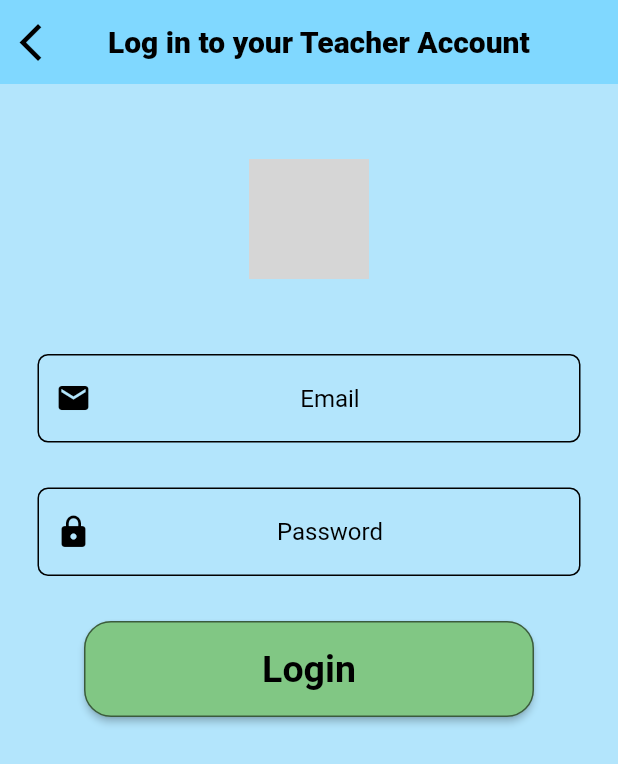
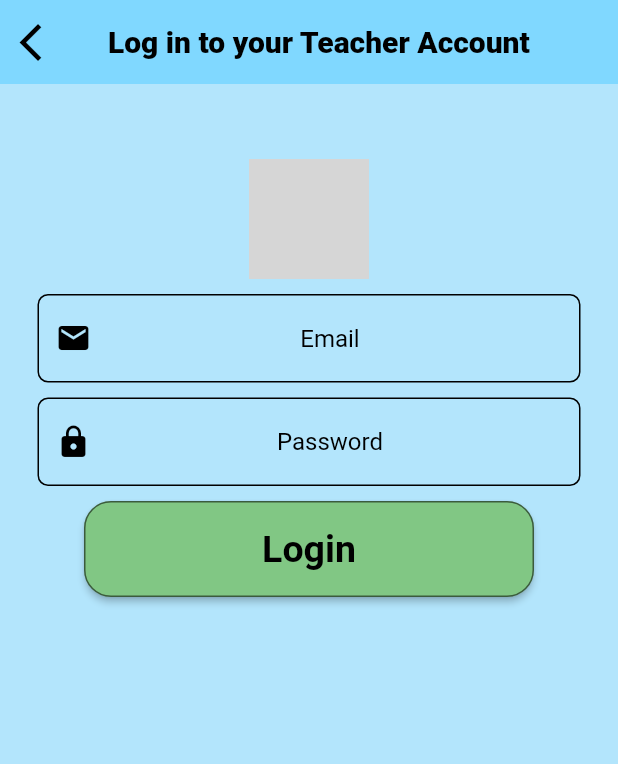
Before and after one commit to SarahChane98/cz3003_infinity_towers, a Flutter app: the screen it shows after launch, after a tap on "Instructor Mode", on a phone screen of 412 x 824 dp. Shown: the top 764 px of the screen. Run offline on Flutter 3.47's test engine with Material 2 defaults, Android fonts, the phone set to English and light mode, and no system bars; our stand-ins replace cloud_firestore, dio, firebase_auth, firebase_core, image_picker, share_plus; missing offline and left inert: linkedin_login; accounts and stored records are empty; grey boxes are pictures that could not be loaded.

Commit message:
Created FB login button, added edit buttons on ProfilePage and changed Share message for Challenge mode

```diff
--- a/lib/screens/Login_Screen.dart
+++ b/lib/screens/Login_Screen.dart
@@ -89,7 +89,7 @@ class _LoginScreenState extends State<LoginScreen> {
                               width: 80,
                               child: Image.asset('assets/tower.png'),
                             ),
-                            SizedBox(height: 50),
+                            SizedBox(height: 10),
                             TextFormField(
                               keyboardType: TextInputType.emailAddress,
                               onChanged: (value) {
@@ -109,7 +109,7 @@ class _LoginScreenState extends State<LoginScreen> {
                                 ),
                               ),
                             ),
-                            SizedBox(height: 30),
+                            SizedBox(height: 10),
                             TextFormField(
                               obscureText: true,
                               validator: (value) {
@@ -128,7 +128,7 @@ class _LoginScreenState extends State<LoginScreen> {
                                     color: Colors.black,
                                   )),
                             ),
-                            SizedBox(height: 30),
+                            SizedBox(height: 10),
                             Container(
                               height: 64,
                               width: 300,
@@ -221,7 +221,7 @@ class _LoginScreenState extends State<LoginScreen> {
                                 ),
                               ),
                             ),
-                            SizedBox(height: 30),
+                            SizedBox(height: 10),
                             ]
                             else ...[
                               Container(
@@ -229,7 +229,7 @@ class _LoginScreenState extends State<LoginScreen> {
                                 width: 80,
                                 child: Image.asset('assets/tower.png'),
                               ),
-                              SizedBox(height: 50),
+                              SizedBox(height: 10),
                               TextFormField(
                                 keyboardType: TextInputType.emailAddress,
                                 onChanged: (value) {
@@ -249,7 +249,7 @@ class _LoginScreenState extends State<LoginScreen> {
                                   ),
                                 ),
                               ),
-                              SizedBox(height: 30),
+                              SizedBox(height: 10),
                               TextFormField(
                                 obscureText: true,
                                 validator: (value) {
@@ -268,7 +268,7 @@ class _LoginScreenState extends State<LoginScreen> {
                                       color: Colors.black,
                                     )),
                               ),
-                              SizedBox(height: 30),
+                              SizedBox(height: 10),
                               Container(
                                 height: 64,
                                 width: 300,
@@ -373,7 +373,18 @@ class _LoginScreenState extends State<LoginScreen> {
                                     buttonText: 'Log in with LinkedIn',
                                   onTap: linkedInLogin,
 
-                              ))
+                              )),
+                              SizedBox(height: 10),
+                              Text('OR',textAlign: TextAlign.center,style:TextStyle(fontSize: 20)),
+                              SizedBox(height: 10),
+                              Container(
+
+                                  height: 64,
+                                  width: 300,
+                                  child: ElevatedButton(
+                                    child: Row(mainAxisAlignment:MainAxisAlignment.center,children:[Icon(Icons.facebook_outlined),SizedBox(width:10),Text('Log in with Facebook'),]),
+                                    onPressed: linkedInLogin,
+                                  ))
                             ]
                           ],
                         ),
--- a/lib/screens/checkpoint_game.dart
+++ b/lib/screens/checkpoint_game.dart
@@ -277,7 +277,7 @@ class _CheckpointGamePageState extends State<CheckpointGamePage> {
                         .where('towerId', isEqualTo: widget.towerId)
                         .get();
                     var score = querySnapshot.docs[0]['score'];
-                    Share.share('I have gotten $score at ${widget.towerId} in Infinity Towers! Download the app and challenge me today!');},
+                    Share.share('I have gotten $score at ${widget.checkpoint.name} in Infinity Towers! Download the app and challenge me today using my Unique Joining ID "4567_A"!');},
                   child: Text(
                     'Challenge a Friend!'
                   )
```
Also changed, not shown: lib/screens/ProfilePage_Screen.dart (+27 -3 lines).
